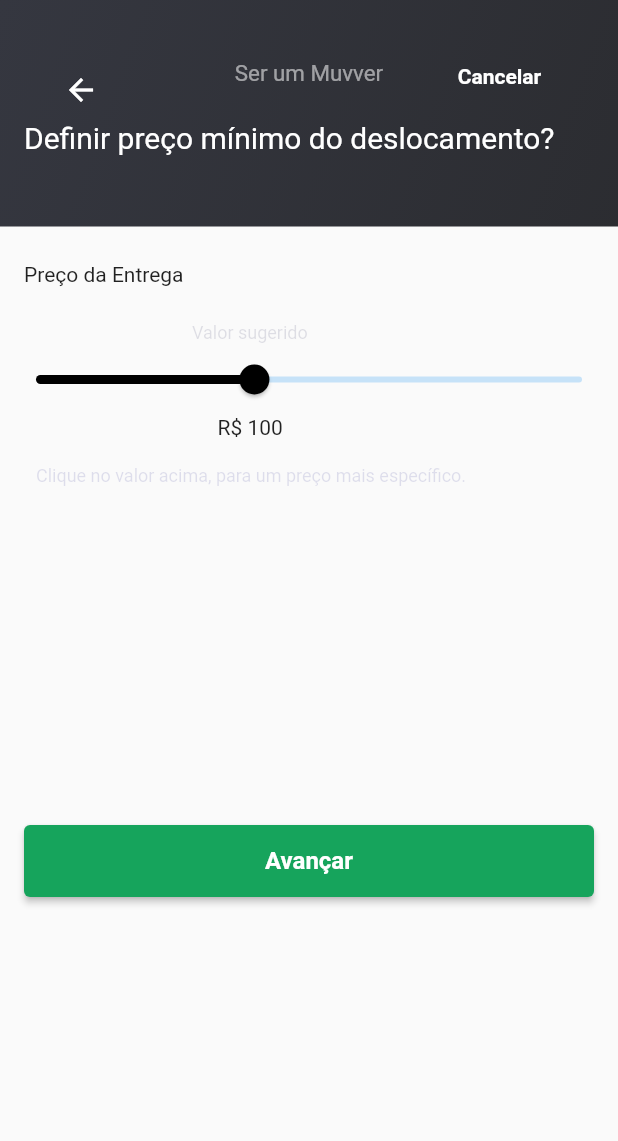
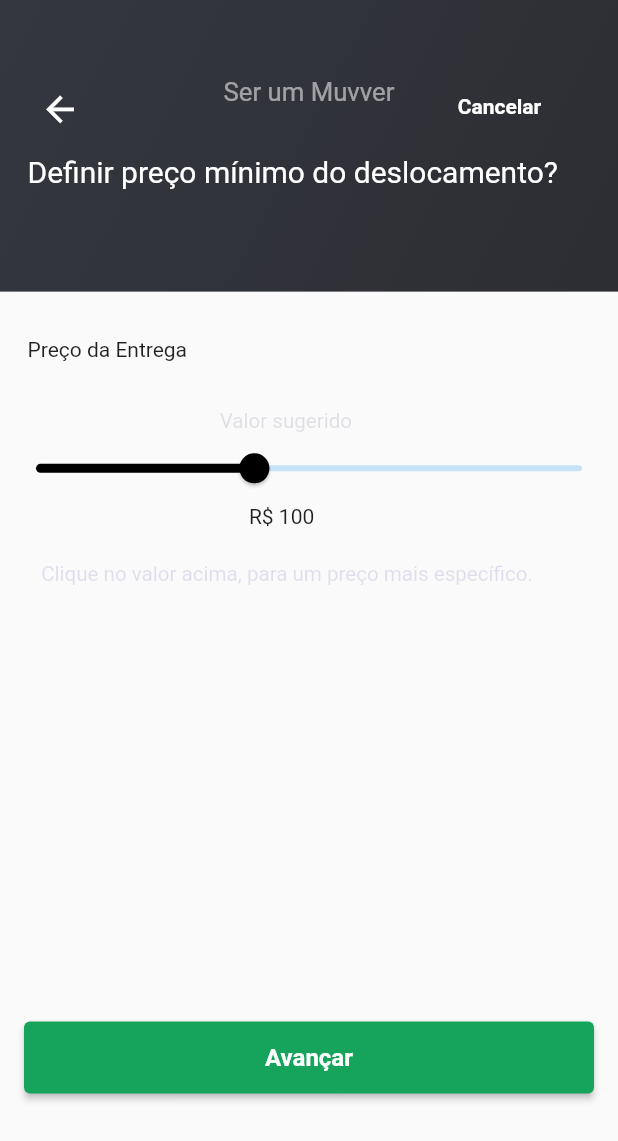
Before and after one commit to BrunoVieiraL/envio_facil, a Flutter app: the DeliveryValuePage screen opened by its route, on a phone screen of 412 x 824 dp. Shown: the top 1141 px of the screen. Run offline on Flutter 3.47's test engine with Material 2 defaults, Android fonts, the phone set to English and light mode, and no system bars; our stand-ins replace dio, flutter_screenutil, geolocator, google_maps_flutter; missing offline and left inert: flutter_polyline_points, geocode; Roboto replaces fonts that are missing (assets/fonts/TitilliumWeb-Bold.ttf, assets/fonts/TitilliumWeb-Regular.ttf).

Commit message:
responsive UI on delivery_value_page

```diff
--- a/lib/views/delivery_value_page.dart
+++ b/lib/views/delivery_value_page.dart
@@ -1,4 +1,5 @@
 import 'package:flutter/material.dart';
+import 'package:flutter_screenutil/flutter_screenutil.dart';
 import 'package:jera_app/components/component_cancel_button.dart';
 import '../constants.dart';
 import '../widgets/custom_widget_bottom_green_button.dart';
@@ -21,13 +22,13 @@ class _DeliveryValuePageState extends State<DeliveryValuePage> {
         crossAxisAlignment: CrossAxisAlignment.stretch,
         children: [
           Container(
-            height: 151,
-            width: 360,
-            decoration: const BoxDecoration(
+            height: 151.h,
+            width: 360.w,
+            decoration: BoxDecoration(
               gradient: LinearGradient(
                   begin: Alignment.topLeft,
-                  end: Alignment(3, 3),
-                  colors: <Color>[
+                  end: Alignment(3.w, 3.h),
+                  colors: const <Color>[
                     Color(0xFF353740),
                     Color(0xFF222222),
                   ],
@@ -36,38 +37,38 @@ class _DeliveryValuePageState extends State<DeliveryValuePage> {
             child: Stack(
               children: [
                 Positioned(
-                  top: 40,
-                  bottom: 87,
-                  left: 16,
-                  right: 320,
+                  top: 40.h,
+                  bottom: 87.h,
+                  left: 16.w,
+                  right: 320.w,
                   child: IconButton(
                     onPressed: () {
                       Navigator.of(context).pop();
                     },
-                    icon: const Icon(
+                    icon: Icon(
                       Icons.arrow_back,
                       color: Colors.white,
-                      size: 24,
+                      size: 24.w,
                     ),
                   ),
                 ),
                 CustomWidgetPositionedText(
-                  top: 40,
-                  bottom: 87,
-                  left: 129,
-                  right: 129,
+                  top: 40.h,
+                  bottom: 87.h,
+                  left: 129.w,
+                  right: 129.w,
                   text: 'Ser um Muvver',
                   color: Colors.white.withOpacity(0.54),
                   textAlign: TextAlign.center,
-                  fontSize: 14.9,
+                  fontSize: 15.sp,
                   fontFamily: titilliumWebRegular,
                 ),
                 const ComponentCancelButton(),
                 CustomWidgetPositionedText(
-                  top: 80,
-                  bottom: 16,
-                  left: 16,
-                  right: 16,
+                  top: 80.h,
+                  bottom: 16.h,
+                  left: 16.w,
+                  right: 16.w,
                   text: 'Definir preço mínimo do deslocamento?',
                   fontSize: 20,
                   textAlign: TextAlign.left,
@@ -76,24 +77,24 @@ class _DeliveryValuePageState extends State<DeliveryValuePage> {
               ],
             ),
           ),
-          const Padding(
+          Padding(
             padding: EdgeInsets.only(
-              top: 24,
-              bottom: 24,
-              left: 16,
-              right: 227,
+              top: 24.h,
+              bottom: 24.h,
+              left: 16.w,
+              right: 227.w,
             ),
-            child: Text('Preço da Entrega'),
+            child: const Text('Preço da Entrega'),
           ),
           Padding(
-            padding: const EdgeInsets.only(
-              left: 128,
-              right: 150,
+            padding: EdgeInsets.only(
+              left: 128.w,
+              right: 150.w,
             ),
             child: Text(
               'Valor sugerido',
               style: TextStyle(
-                  fontSize: 12,
+                  fontSize: 12.sp,
                   color: const Color(0x22222252),
                   fontFamily: titilliumWebRegular,
                   fontWeight: FontWeight.w400),
@@ -111,26 +112,26 @@ class _DeliveryValuePageState extends State<DeliveryValuePage> {
             },
           ),
           Padding(
-            padding: const EdgeInsets.only(
-              bottom: 17,
-              left: 145,
-              right: 150,
+            padding: EdgeInsets.only(
+              bottom: 17.h,
+              left: 145.w,
+              right: 150.w,
             ),
             child: Text('R\$ ${valorSugerido.toInt()}'),
           ),
           Padding(
-            padding: const EdgeInsets.symmetric(horizontal: 24),
+            padding: EdgeInsets.symmetric(horizontal: 24.w),
             child: Text(
               'Clique no valor acima, para um preço mais específico.',
               style: TextStyle(
-                  fontSize: 12,
+                  fontSize: 12.sp,
                   fontFamily: titilliumWebRegular,
                   fontWeight: FontWeight.w400,
                   color: const Color(0x2222228A)),
             ),
           ),
-          const SizedBox(
-            height: 226,
+          SizedBox(
+            height: 226.h,
           ),
           CustomWidgetBottomGreenButton(
             onPressed: () {
```
